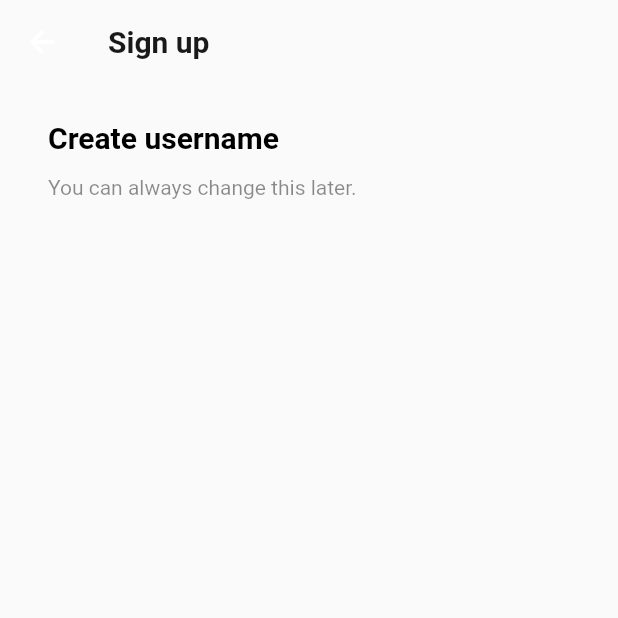
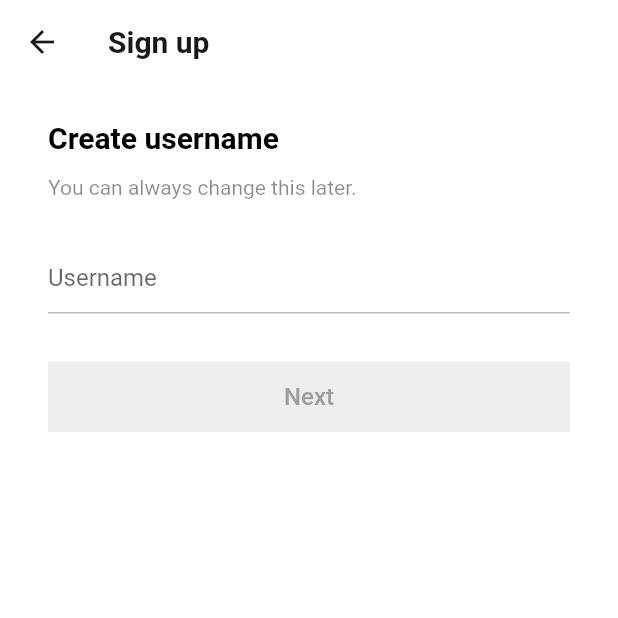
Before and after one commit to KWH9788/TikTok_Clone, a Flutter app: the screen it shows after launch, after a tap on "Use phone & email", on a phone screen of 412 x 824 dp, the top half of it. Run offline on Flutter 3.47's test engine with Material 2 defaults, Android fonts, the phone set to English and light mode, and no system bars; our stand-ins replace font_awesome_flutter.

Commit message:
feat: Add formbutton

```diff
--- a/lib/main.dart
+++ b/lib/main.dart
@@ -1,4 +1,5 @@
 import 'package:flutter/material.dart';
+import 'package:tiktok_clone/constants/sizes.dart';
 import 'package:tiktok_clone/screens/features/authentication/sign_up_screen.dart';
 
 void main() {
@@ -14,7 +15,18 @@ class TiktokCloneApp extends StatelessWidget {
     return MaterialApp(
       title: 'Tiktok Clone',
       theme: ThemeData(
+        scaffoldBackgroundColor: Colors.white,
         primaryColor: const Color(0XFFE9435A),
+        appBarTheme: AppBarTheme(
+          backgroundColor: Colors.white,
+          foregroundColor: Colors.black.withOpacity(0.9),
+          elevation: 0,
+          titleTextStyle: TextStyle(
+            fontWeight: FontWeight.w700,
+            fontSize: Sizes.size20,
+            color: Colors.black.withOpacity(0.9),
+          ),
+        ),
       ),
       home: const SignUpScreen(),
     );
--- a/lib/screens/features/authentication/email_screen.dart
+++ b/lib/screens/features/authentication/email_screen.dart
@@ -1,61 +0,0 @@
-import 'package:flutter/material.dart';
-import 'package:tiktok_clone/constants/gaps.dart';
-import 'package:tiktok_clone/constants/sizes.dart';
-
-class EmailScreen extends StatelessWidget {
-  const EmailScreen({super.key});
-
-  @override
-  Widget build(BuildContext context) {
-    return Scaffold(
-      appBar: AppBar(
-        elevation: 0,
-        title: Text(
-          "Sign up",
-          style: TextStyle(
-              color: Colors.black.withOpacity(0.9),
-              fontWeight: FontWeight.w700,
-              fontSize: Sizes.size20),
-        ),
-        backgroundColor: Colors.white.withOpacity(0),
-        // actions: [
-        //   Text(
-        //     "Skip",
-        //     style: TextStyle(
-        //         color: Colors.black.withOpacity(0.45),
-        //         fontSize: Sizes.size20,
-        //         fontWeight: FontWeight.w400),
-        //   ),
-        //   FaIcon(
-        //     FontAwesomeIcons.circleQuestion,
-        //     color: Colors.black.withOpacity(0.45),
-        //   )
-        // ],
-      ),
-      body: Padding(
-        padding: const EdgeInsets.symmetric(
-          horizontal: Sizes.size32,
-          vertical: Sizes.size24,
-        ),
-        child: Column(
-          crossAxisAlignment: CrossAxisAlignment.start,
-          children: const [
-            Text(
-              "Create username",
-              style: TextStyle(
-                fontSize: Sizes.size20,
-                fontWeight: FontWeight.w600,
-                color: Colors.black,
-              ),
-            ),
-            Gaps.v14,
-            Text(
-              "You can always change this later.",
-              style: TextStyle(color: Colors.black45),
-            ),
-          ],
-        ),
-      ),
-    );
-  }
-}
--- a/lib/screens/features/authentication/log_in_screen.dart
+++ b/lib/screens/features/authentication/log_in_screen.dart
@@ -2,8 +2,8 @@ import 'package:flutter/material.dart';
 import 'package:font_awesome_flutter/font_awesome_flutter.dart';
 import 'package:tiktok_clone/constants/gaps.dart';
 import 'package:tiktok_clone/constants/sizes.dart';
-import 'package:tiktok_clone/screens/features/authentication/email_screen.dart';
 import 'package:tiktok_clone/screens/features/authentication/sign_up_screen.dart';
+import 'package:tiktok_clone/screens/features/authentication/username_screen.dart';
 import 'package:tiktok_clone/screens/features/authentication/widgets/auth_button.dart';
 
 class LogInScreen extends StatelessWidget {
@@ -20,7 +20,7 @@ class LogInScreen extends StatelessWidget {
   void onEmailTap(BuildContext context) {
     Navigator.of(context).push(
       MaterialPageRoute(
-        builder: (context) => const EmailScreen(),
+        builder: (context) => const UsernameScreen(),
       ),
     );
   }
--- a/lib/screens/features/authentication/sign_up_screen.dart
+++ b/lib/screens/features/authentication/sign_up_screen.dart
@@ -2,8 +2,8 @@ import 'package:flutter/material.dart';
 import 'package:font_awesome_flutter/font_awesome_flutter.dart';
 import 'package:tiktok_clone/constants/gaps.dart';
 import 'package:tiktok_clone/constants/sizes.dart';
-import 'package:tiktok_clone/screens/features/authentication/email_screen.dart';
 import 'package:tiktok_clone/screens/features/authentication/log_in_screen.dart';
+import 'package:tiktok_clone/screens/features/authentication/username_screen.dart';
 import 'package:tiktok_clone/screens/features/authentication/widgets/auth_button.dart';
 
 class SignUpScreen extends StatelessWidget {
@@ -20,7 +20,7 @@ class SignUpScreen extends StatelessWidget {
   void onEmailTap(BuildContext context) {
     Navigator.of(context).push(
       MaterialPageRoute(
-        builder: (context) => const EmailScreen(),
+        builder: (context) => const UsernameScreen(),
       ),
     );
   }
--- a/lib/screens/features/authentication/username_screen.dart
+++ b/lib/screens/features/authentication/username_screen.dart
@@ -0,0 +1,113 @@
+import 'package:flutter/material.dart';
+import 'package:tiktok_clone/constants/gaps.dart';
+import 'package:tiktok_clone/constants/sizes.dart';
+
+class UsernameScreen extends StatefulWidget {
+  const UsernameScreen({super.key});
+
+  @override
+  State<UsernameScreen> createState() => _UsernameScreenState();
+}
+
+class _UsernameScreenState extends State<UsernameScreen> {
+  String username = "";
+  final TextEditingController _usernameController = TextEditingController();
+  @override
+  void initState() {
+    // TODO: implement initState
+    super.initState();
+    _usernameController.addListener(() {
+      setState(() {
+        username = _usernameController.text;
+      });
+    });
+  }
+
+  @override
+  Widget build(BuildContext context) {
+    return Scaffold(
+      appBar: AppBar(
+        title: const Text(
+          "Sign up",
+        ),
+        // actions: [
+        //   Text(
+        //     "Skip",
+        //     style: TextStyle(
+        //         color: Colors.black.withOpacity(0.45),
+        //         fontSize: Sizes.size20,
+        //         fontWeight: FontWeight.w400),
+        //   ),
+        //   FaIcon(
+        //     FontAwesomeIcons.circleQuestion,
+        //     color: Colors.black.withOpacity(0.45),
+        //   )
+        // ],
+      ),
+      body: Padding(
+        padding: const EdgeInsets.symmetric(
+          horizontal: Sizes.size32,
+          vertical: Sizes.size24,
+        ),
+        child: Column(
+          crossAxisAlignment: CrossAxisAlignment.start,
+          children: [
+            const Text(
+              "Create username",
+              style: TextStyle(
+                fontSize: Sizes.size20,
+                fontWeight: FontWeight.w600,
+                color: Colors.black,
+              ),
+            ),
+            Gaps.v14,
+            const Text(
+              "You can always change this later.",
+              style: TextStyle(color: Colors.black45),
+            ),
+            Gaps.v28,
+            TextField(
+              controller: _usernameController,
+              decoration: InputDecoration(
+                hintText: "Username",
+                enabledBorder: UnderlineInputBorder(
+                  borderSide: BorderSide(color: Colors.grey.shade400),
+                ),
+                focusedBorder: UnderlineInputBorder(
+                  borderSide: BorderSide(color: Colors.grey.shade400),
+                ),
+              ),
+              cursorColor: Theme.of(context).primaryColor,
+            ),
+            Gaps.v32,
+            FractionallySizedBox(
+              widthFactor: 1,
+              child: AnimatedContainer(
+                padding: const EdgeInsets.symmetric(vertical: Sizes.size14),
+                decoration: BoxDecoration(
+                  color: username.isEmpty
+                      ? Colors.grey.shade200
+                      : Theme.of(context).primaryColor,
+                ),
+                duration: const Duration(milliseconds: 100),
+                child: AnimatedDefaultTextStyle(
+                  duration: const Duration(milliseconds: 300),
+                  style: TextStyle(
+                      color: username.isEmpty
+                          ? Colors.grey.shade500
+                          : Colors.white,
+                      fontWeight: FontWeight.w500,
+                      fontSize: Sizes.size16),
+                  child: const Text(
+                    "Next",
+                    textAlign: TextAlign.center,
+                  ),
+                ),
+              ),
+            ),
+          ],
+        ),
+      ),
+    );
+  }
+}
```
